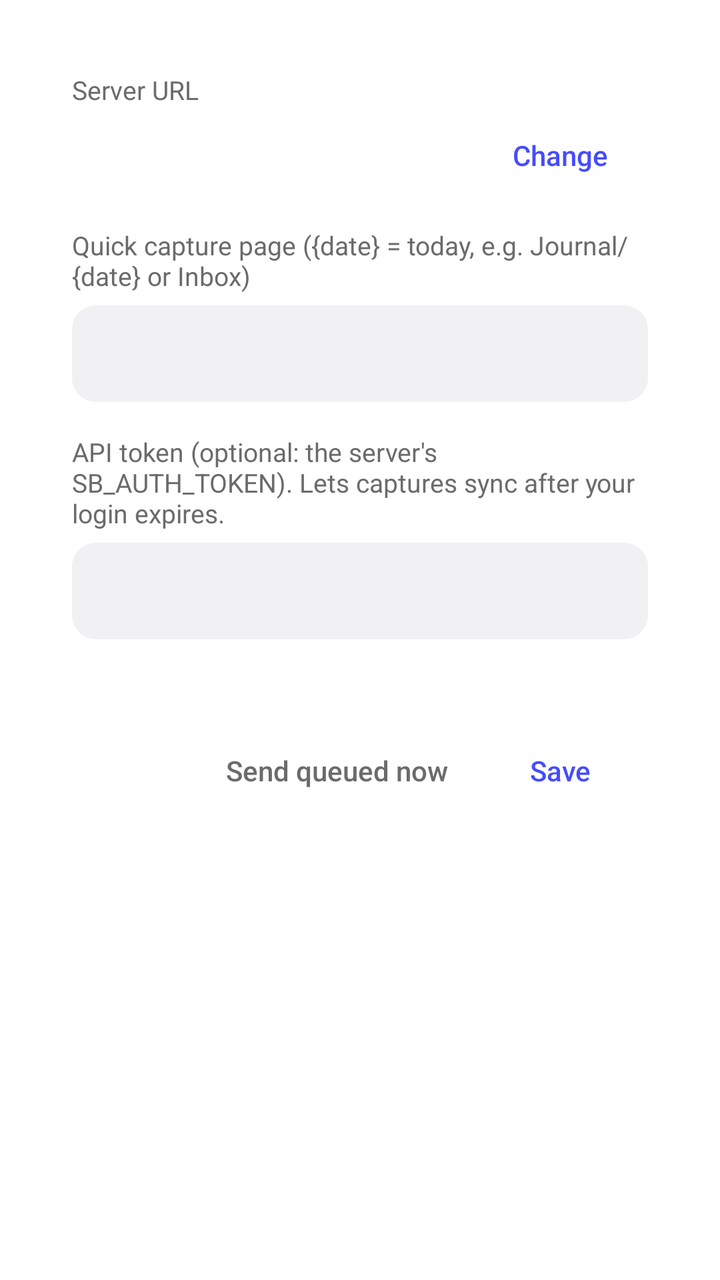
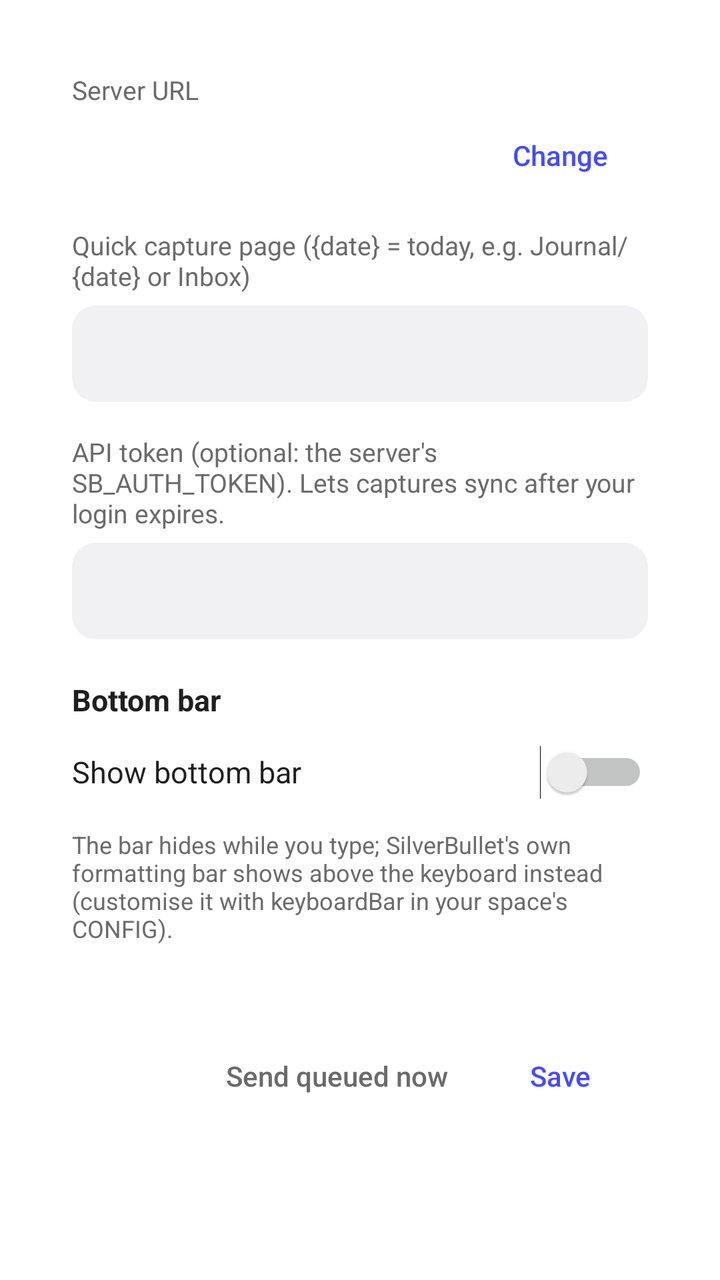

The first picture is an Android layout as it rendered before a commit; the second is the same layout after the commit. The layout source and the unified diff follow.
<!-- AndroidManifest.xml: activity theme CaptureTheme -->
<!-- res/layout/activity_settings.xml -->
<?xml version="1.0" encoding="utf-8"?>
<ScrollView xmlns:android="http://schemas.android.com/apk/res/android"
    android:layout_width="match_parent"
    android:layout_height="wrap_content">

<LinearLayout
    android:layout_width="match_parent"
    android:layout_height="wrap_content"
    android:orientation="vertical"
    android:padding="20dp">

    <TextView
        android:layout_width="wrap_content"
        android:layout_height="wrap_content"
        android:text="@string/server_url"
        android:textColor="@color/muted"
        android:textSize="13sp" />

    <LinearLayout
        android:layout_width="match_parent"
        android:layout_height="wrap_content"
        android:gravity="center_vertical"
        android:orientation="horizontal">

        <TextView
            android:id="@+id/server"
            android:layout_width="0dp"
            android:layout_height="wrap_content"
            android:layout_weight="1"
            android:ellipsize="middle"
            android:singleLine="true"
            android:textColor="@color/fg"
            android:textSize="16sp" />

        <Button
            android:id="@+id/change_server"
            style="?android:attr/borderlessButtonStyle"
            android:layout_width="wrap_content"
            android:layout_height="wrap_content"
            android:text="Change"
            android:textAllCaps="false"
            android:textColor="@color/accent" />
    </LinearLayout>

    <TextView
        android:layout_width="wrap_content"
        android:layout_height="wrap_content"
        android:layout_marginTop="12dp"
        android:text="Quick capture page ({date} = today, e.g. Journal/{date} or Inbox)"
        android:textColor="@color/muted"
        android:textSize="13sp" />

    <EditText
        android:id="@+id/capture_page"
        android:layout_width="match_parent"
        android:layout_height="wrap_content"
        android:layout_marginTop="6dp"
        android:background="@drawable/field_bg"
        android:importantForAutofill="no"
        android:inputType="text"
        android:padding="12dp"
        android:textColor="@color/fg" />

    <TextView
        android:layout_width="wrap_content"
        android:layout_height="wrap_content"
        android:layout_marginTop="16dp"
        android:text="API token (optional: the server's SB_AUTH_TOKEN). Lets captures sync after your login expires."
        android:textColor="@color/muted"
        android:textSize="13sp" />

    <EditText
        android:id="@+id/token"
        android:layout_width="match_parent"
        android:layout_height="wrap_content"
        android:layout_marginTop="6dp"
        android:background="@drawable/field_bg"
        android:importantForAutofill="no"
        android:inputType="textPassword"
        android:padding="12dp"
        android:textColor="@color/fg" />

    <TextView
        android:id="@+id/status"
        android:layout_width="match_parent"
        android:layout_height="wrap_content"
        android:layout_marginTop="16dp"
        android:textColor="@color/muted"
        android:textSize="13sp" />

    <LinearLayout
        android:layout_width="match_parent"
        android:layout_height="wrap_content"
        android:layout_marginTop="8dp"
        android:gravity="end"
        android:orientation="horizontal">

        <Button
            android:id="@+id/sync"
            style="?android:attr/borderlessButtonStyle"
            android:layout_width="wrap_content"
            android:layout_height="wrap_content"
            android:text="Send queued now"
            android:textAllCaps="false"
            android:textColor="@color/muted" />

        <Button
            android:id="@+id/save"
            style="?android:attr/borderlessButtonStyle"
            android:layout_width="wrap_content"
            android:layout_height="wrap_content"
            android:text="@string/save"
            android:textAllCaps="false"
            android:textColor="@color/accent" />
    </LinearLayout>
</LinearLayout>
</ScrollView>
<!-- resources referenced by this layout -->
<resources>
  <color name="accent">#464CFC</color>
  <color name="fg">#1F1F1F</color>
  <color name="muted">#6B6B6B</color>
  <!-- drawable field_bg (drawable) -->
  <?xml version="1.0" encoding="utf-8"?>
  <shape xmlns:android="http://schemas.android.com/apk/res/android" android:shape="rectangle">
      <solid android:color="@color/field" />
      <corners android:radius="12dp" />
  </shape>
  <string name="save">Save</string>
  <string name="server_url">Server URL</string>
  <style name="CaptureTheme" parent="@android:style/Theme.DeviceDefault.Light.Dialog.NoActionBar">
          <item name="android:colorAccent">@color/accent</item>
          <item name="android:windowBackground">@drawable/dialog_bg</item>
          <item name="android:windowMinWidthMajor">90%</item>
          <item name="android:windowMinWidthMinor">90%</item>
      </style>
  <color name="field">#F1F1F4</color>
  <!-- drawable dialog_bg (drawable) -->
  <?xml version="1.0" encoding="utf-8"?>
  <inset xmlns:android="http://schemas.android.com/apk/res/android" android:inset="16dp">
      <shape android:shape="rectangle">
          <solid android:color="@color/bg" />
          <corners android:radius="20dp" />
      </shape>
  </inset>
  <color name="bg">#FFFFFF</color>
</resources>

<!-- the commit's change to res/layout/activity_settings.xml (unified diff, before → after) -->
@@ -81,6 +81,40 @@
         android:textColor="@color/fg" />
 
     <TextView
+        android:layout_width="wrap_content"
+        android:layout_height="wrap_content"
+        android:layout_marginTop="20dp"
+        android:text="Bottom bar"
+        android:textColor="@color/fg"
+        android:textSize="15sp"
+        android:textStyle="bold" />
+
+    <Switch
+        android:id="@+id/bar_enabled"
+        android:layout_width="match_parent"
+        android:layout_height="wrap_content"
+        android:layout_marginTop="4dp"
+        android:minHeight="44dp"
+        android:text="Show bottom bar"
+        android:textColor="@color/fg"
+        android:textSize="15sp" />
+
+    <LinearLayout
+        android:id="@+id/bar_items"
+        android:layout_width="match_parent"
+        android:layout_height="wrap_content"
+        android:orientation="vertical"
+        android:paddingStart="12dp" />
+
+    <TextView
+        android:layout_width="match_parent"
+        android:layout_height="wrap_content"
+        android:layout_marginTop="6dp"
+        android:text="The bar hides while you type; SilverBullet's own formatting bar shows above the keyboard instead (customise it with keyboardBar in your space's CONFIG)."
+        android:textColor="@color/muted"
+        android:textSize="12sp" />
+
+    <TextView
         android:id="@+id/status"
         android:layout_width="match_parent"
         android:layout_height="wrap_content"
